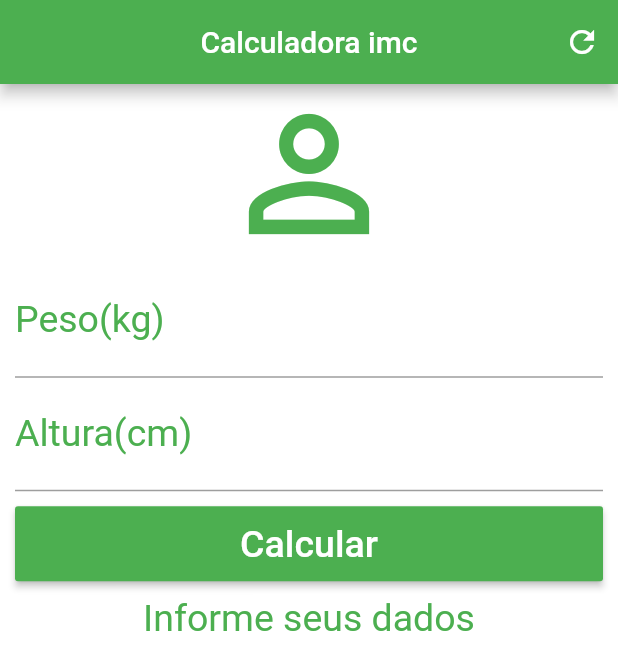
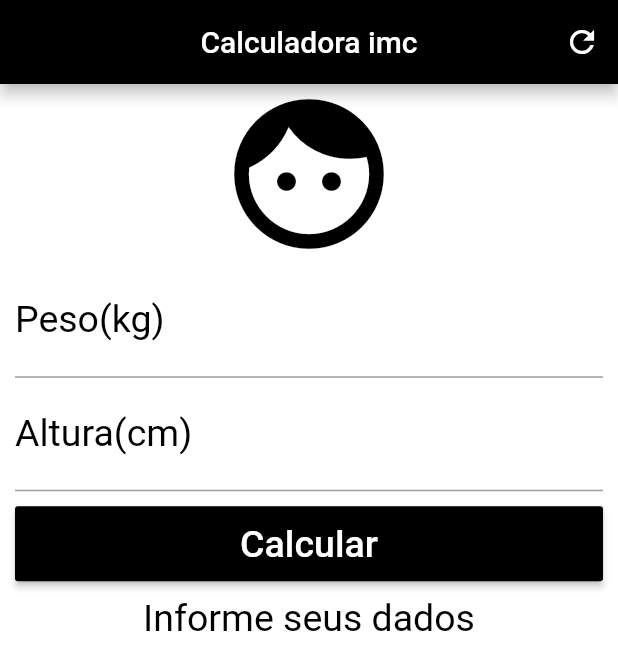
Before and after one commit to Mairramer/imc_flutter, a Flutter app: the screen it shows after launch, on a phone screen of 412 x 824 dp. Shown: the top 670 px of the screen. Run offline on Flutter 3.47's test engine with Material 2 defaults, Android fonts, the phone set to English and light mode, and no system bars.

Commit message:
mudança de cor

```diff
--- a/lib/main.dart
+++ b/lib/main.dart
@@ -13,6 +13,8 @@ class Home extends StatefulWidget {
 class _HomeState extends State<Home> {
   TextEditingController weightController = TextEditingController();
   TextEditingController heightController = TextEditingController();
+
+  final colorDefault = Colors.black;
 
   GlobalKey<FormState> _formKey = GlobalKey<FormState>();
 
@@ -60,7 +62,7 @@ class _HomeState extends State<Home> {
         appBar: AppBar(
           title: Text("Calculadora imc"),
           centerTitle: true,
-          backgroundColor: Colors.green,
+          backgroundColor: colorDefault,
           actions: <Widget>[
             IconButton(
               icon: Icon(Icons.refresh),
@@ -77,17 +79,17 @@ class _HomeState extends State<Home> {
                 crossAxisAlignment: CrossAxisAlignment.stretch,
                 children: <Widget>[
                   Icon(
-                    Icons.person_outline,
+                    Icons.face,
                     size: 120,
-                    color: Colors.green,
+                    color: colorDefault,
                   ),
                   TextFormField(
                     keyboardType: TextInputType.number,
                     decoration: InputDecoration(
                         labelText: "Peso(kg)",
-                        labelStyle: TextStyle(color: Colors.green)),
+                        labelStyle: TextStyle(color: Colors.black)),
                     textAlign: TextAlign.center,
-                    style: TextStyle(color: Colors.black, fontSize: 25),
+                    style: TextStyle(color: colorDefault, fontSize: 25),
                     controller: weightController,
                     // ignore: missing_return
                     validator: (value) {
@@ -100,7 +102,7 @@ class _HomeState extends State<Home> {
                       keyboardType: TextInputType.number,
                       decoration: InputDecoration(
                           labelText: "Altura(cm)",
-                          labelStyle: TextStyle(color: Colors.green)),
+                          labelStyle: TextStyle(color: colorDefault)),
                       textAlign: TextAlign.center,
                       style: TextStyle(color: Colors.black, fontSize: 25),
                       controller: heightController,
@@ -124,14 +126,14 @@ class _HomeState extends State<Home> {
                           "Calcular",
                           style: TextStyle(color: Colors.white, fontSize: 25.0),
                         ),
-                        color: Colors.green,
+                        color: colorDefault,
                       ),
                     ),
                   ),
                   Text(
                     _infoText,
                     textAlign: TextAlign.center,
-                    style: TextStyle(color: Colors.green, fontSize: 25),
+                    style: TextStyle(color: colorDefault, fontSize: 25),
                   )
                 ],
               ),
```
